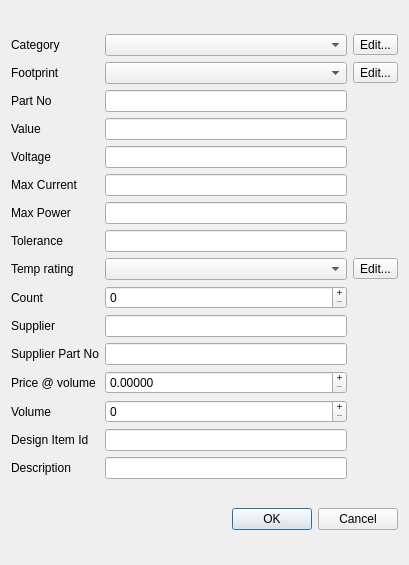
Qt form dialog_component.ui (MikaelStrom/compdb) before a commit.
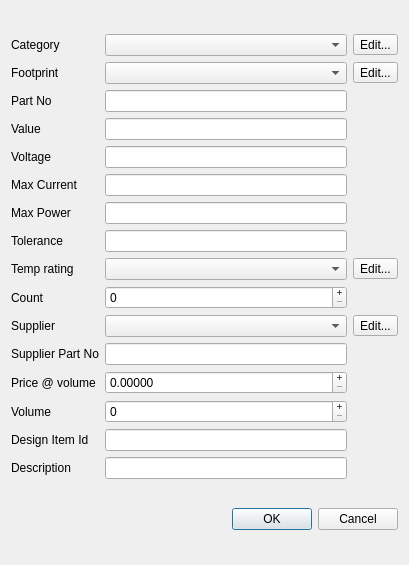
The same form after that commit.

Commit message:
Added supplier table
- Google search with supplier domain name.
- Fixed combobox index bug in components dialog.

```diff
--- a/dialog_component.ui
+++ b/dialog_component.ui
@@ -43,13 +43,6 @@
        </property>
       </widget>
      </item>
-     <item row="10" column="1">
-      <widget class="QLineEdit" name="le_supplier">
-       <property name="alignment">
-        <set>Qt::AlignLeading|Qt::AlignLeft|Qt::AlignVCenter</set>
-       </property>
-      </widget>
-     </item>
      <item row="13" column="0">
       <widget class="QLabel" name="label_12">
        <property name="text">
@@ -366,6 +359,29 @@
        </property>
       </widget>
      </item>
+     <item row="10" column="1">
+      <widget class="QComboBox" name="cb_supplier">
+       <property name="sizePolicy">
+        <sizepolicy hsizetype="MinimumExpanding" vsizetype="Fixed">
+         <horstretch>0</horstretch>
+         <verstretch>0</verstretch>
+        </sizepolicy>
+       </property>
+       <property name="focusPolicy">
+        <enum>Qt::StrongFocus</enum>
+       </property>
+      </widget>
+     </item>
+     <item row="10" column="2">
+      <widget class="QToolButton" name="btn_suppl">
+       <property name="focusPolicy">
+        <enum>Qt::NoFocus</enum>
+       </property>
+       <property name="text">
+        <string>Edit...</string>
+       </property>
+      </widget>
+     </item>
     </layout>
    </item>
    <item>
```
Left out of the diff: 1 changed line with no effect on the pictures. The commit also changes 9 other files.
